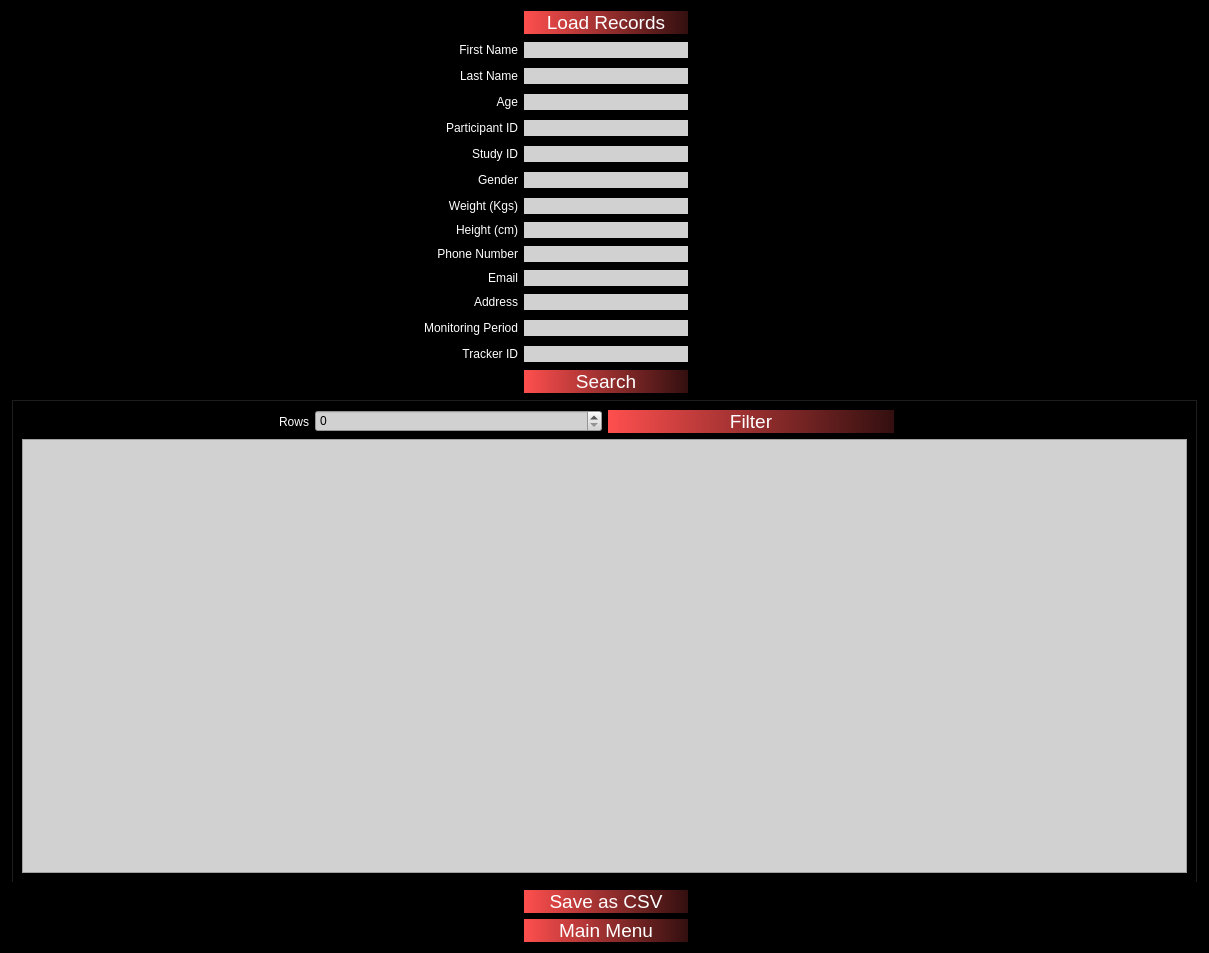
First picture: the form in PyQt/pyqt_ui/bed_view_record.ui, repository zakerl/Capstone_Project, before the edit.
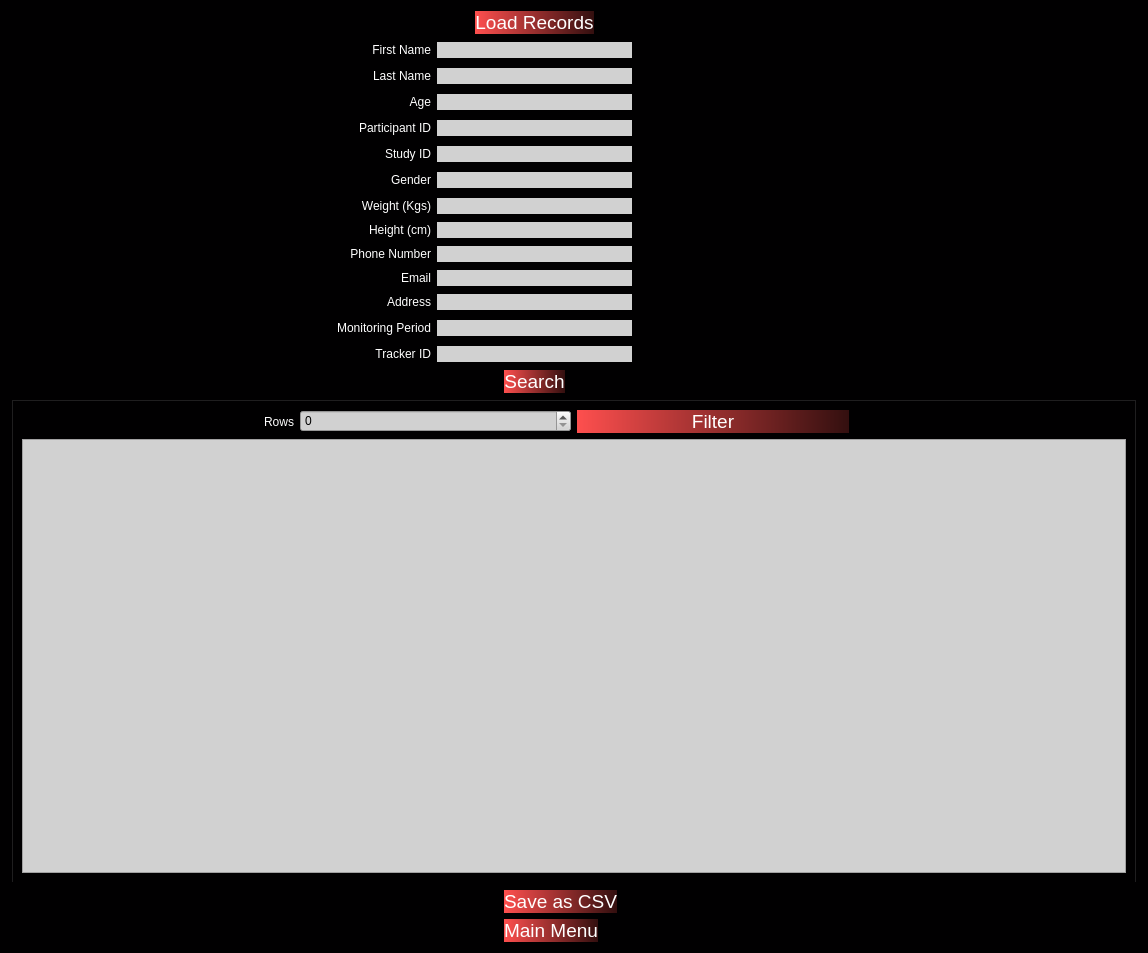
Second picture: the form after the edit.

```diff
--- a/PyQt/pyqt_ui/bed_view_record.ui
+++ b/PyQt/pyqt_ui/bed_view_record.ui
@@ -6,7 +6,7 @@
    <rect>
     <x>0</x>
     <y>0</y>
-    <width>1209</width>
+    <width>1148</width>
     <height>953</height>
    </rect>
   </property>
@@ -31,7 +31,26 @@
     </spacer>
    </item>
    <item row="0" column="3">
+    <spacer name="horizontalSpacer_2">
+     <property name="orientation">
+      <enum>Qt::Horizontal</enum>
+     </property>
+     <property name="sizeHint" stdset="0">
+      <size>
+       <width>38</width>
+       <height>20</height>
+      </size>
+     </property>
+    </spacer>
+   </item>
+   <item row="0" column="4" colspan="3">
     <widget class="QPushButton" name="ButtonOpen">
+     <property name="sizePolicy">
+      <sizepolicy hsizetype="Fixed" vsizetype="Fixed">
+       <horstretch>0</horstretch>
+       <verstretch>0</verstretch>
+      </sizepolicy>
+     </property>
      <property name="styleSheet">
       <string notr="true">font-size: 14pt;background-color: qlineargradient(spread:pad, x1:0, y1:0, x2:1, y2:0, stop:0 rgba(254,79,78,255), stop:1 rgba(51,15,15,255));
 font: 9pt &quot;Microsoft YaHei UI&quot;;
@@ -45,7 +64,20 @@
      </property>
     </widget>
    </item>
-   <item row="0" column="4">
+   <item row="0" column="7">
+    <spacer name="horizontalSpacer_20">
+     <property name="orientation">
+      <enum>Qt::Horizontal</enum>
+     </property>
+     <property name="sizeHint" stdset="0">
+      <size>
+       <width>38</width>
+       <height>20</height>
+      </size>
+     </property>
+    </spacer>
+   </item>
+   <item row="0" column="8">
     <spacer name="horizontalSpacer">
      <property name="orientation">
       <enum>Qt::Horizontal</enum>
@@ -84,7 +116,7 @@
      </property>
     </widget>
    </item>
-   <item row="1" column="3">
+   <item row="1" column="3" colspan="5">
     <widget class="QLineEdit" name="FirstNameLabel">
      <property name="styleSheet">
       <string notr="true">background-color: rgb(209, 209, 209);
@@ -95,7 +127,7 @@
      </property>
     </widget>
    </item>
-   <item row="1" column="6">
+   <item row="1" column="10">
     <spacer name="horizontalSpacer_11">
      <property name="orientation">
       <enum>Qt::Horizontal</enum>
@@ -134,7 +166,7 @@
      </property>
     </widget>
    </item>
-   <item row="2" column="3">
+   <item row="2" column="3" colspan="5">
     <widget class="QLineEdit" name="LastNameLabel">
      <property name="styleSheet">
       <string notr="true">background-color: rgb(209, 209, 209);
@@ -145,7 +177,7 @@
      </property>
     </widget>
    </item>
-   <item row="2" column="6">
+   <item row="2" column="10">
     <spacer name="horizontalSpacer_24">
      <property name="orientation">
       <enum>Qt::Horizontal</enum>
@@ -184,7 +216,7 @@
      </property>
     </widget>
    </item>
-   <item row="3" column="3">
+   <item row="3" column="3" colspan="5">
     <widget class="QLineEdit" name="AgeLabel">
      <property name="styleSheet">
       <string notr="true">background-color: rgb(209, 209, 209);
@@ -195,7 +227,7 @@
      </property>
     </widget>
    </item>
-   <item row="3" column="6">
+   <item row="3" column="10">
     <spacer name="horizontalSpacer_9">
      <property name="orientation">
       <enum>Qt::Horizontal</enum>
@@ -234,7 +266,7 @@
      </property>
     </widget>
    </item>
-   <item row="4" column="3">
+   <item row="4" column="3" colspan="5">
     <widget class="QLineEdit" name="PIDLabel">
      <property name="styleSheet">
       <string notr="true">background-color: rgb(209, 209, 209);
@@ -245,7 +277,7 @@
      </property>
     </widget>
    </item>
-   <item row="4" column="5" colspan="2">
+   <item row="4" column="9" colspan="2">
     <spacer name="horizontalSpacer_8">
      <property name="orientation">
       <enum>Qt::Horizontal</enum>
@@ -284,7 +316,7 @@
      </property>
     </widget>
    </item>
-   <item row="5" column="3">
+   <item row="5" column="3" colspan="5">
     <widget class="QLineEdit" name="StudyIDLabel">
      <property name="styleSheet">
       <string notr="true">background-color: rgb(209, 209, 209);
@@ -295,7 +327,7 @@
      </property>
     </widget>
    </item>
-   <item row="5" column="5">
+   <item row="5" column="9">
     <spacer name="horizontalSpacer_13">
      <property name="orientation">
       <enum>Qt::Horizontal</enum>
@@ -334,7 +366,7 @@
      </property>
     </widget>
    </item>
-   <item row="6" column="3">
+   <item row="6" column="3" colspan="5">
     <widget class="QLineEdit" name="GenderLabel">
      <property name="styleSheet">
       <string notr="true">background-color: rgb(209, 209, 209);
@@ -371,7 +403,7 @@
      </property>
     </widget>
    </item>
-   <item row="7" column="3">
+   <item row="7" column="3" colspan="5">
     <widget class="QLineEdit" name="WeightLabel">
      <property name="styleSheet">
       <string notr="true">background-color: rgb(209, 209, 209);
@@ -382,7 +414,7 @@
      </property>
     </widget>
    </item>
-   <item row="7" column="6">
+   <item row="7" column="10">
     <spacer name="horizontalSpacer_10">
      <property name="orientation">
       <enum>Qt::Horizontal</enum>
@@ -408,7 +440,7 @@
      </property>
     </widget>
    </item>
-   <item row="8" column="3">
+   <item row="8" column="3" colspan="5">
     <widget class="QLineEdit" name="HeightLabel">
      <property name="styleSheet">
       <string notr="true">background-color: rgb(209, 209, 209);
@@ -432,7 +464,7 @@
      </property>
     </widget>
    </item>
-   <item row="9" column="3">
+   <item row="9" column="3" colspan="5">
     <widget class="QLineEdit" name="PhnNumberLabel">
      <property name="styleSheet">
       <string notr="true">background-color: rgb(209, 209, 209);
@@ -443,7 +475,7 @@
      </property>
     </widget>
    </item>
-   <item row="9" column="6">
+   <item row="9" column="10">
     <spacer name="horizontalSpacer_15">
      <property name="orientation">
       <enum>Qt::Horizontal</enum>
@@ -469,7 +501,7 @@
      </property>
     </widget>
    </item>
-   <item row="10" column="3">
+   <item row="10" column="3" colspan="5">
     <widget class="QLineEdit" name="EmailLabel">
      <property name="styleSheet">
       <string notr="true">background-color: rgb(209, 209, 209);
@@ -506,7 +538,7 @@
      </property>
     </widget>
    </item>
-   <item row="11" column="3">
+   <item row="11" column="3" colspan="5">
     <widget class="QLineEdit" name="AddrLabel">
      <property name="styleSheet">
       <string notr="true">background-color: rgb(209, 209, 209);
@@ -517,7 +549,7 @@
      </property>
     </widget>
    </item>
-   <item row="11" column="6">
+   <item row="11" column="10">
     <spacer name="horizontalSpacer_17">
      <property name="orientation">
       <enum>Qt::Horizontal</enum>
@@ -556,7 +588,7 @@
      </property>
     </widget>
    </item>
-   <item row="12" column="3">
+   <item row="12" column="3" colspan="5">
     <widget class="QLineEdit" name="MonitorPeriodLabel">
      <property name="styleSheet">
       <string notr="true">background-color: rgb(209, 209, 209);
@@ -567,7 +599,7 @@
      </property>
     </widget>
    </item>
-   <item row="12" column="6">
+   <item row="12" column="10">
     <spacer name="horizontalSpacer_19">
      <property name="orientation">
       <enum>Qt::Horizontal</enum>
@@ -606,7 +638,7 @@
      </property>
     </widget>
    </item>
-   <item row="13" column="3">
+   <item row="13" column="3" colspan="5">
     <widget class="QLineEdit" name="TrackerLabel">
      <property name="styleSheet">
       <string notr="true">background-color: rgb(209, 209, 209);
@@ -617,7 +649,7 @@
      </property>
     </widget>
    </item>
-   <item row="13" column="5">
+   <item row="13" column="9">
     <spacer name="horizontalSpacer_27">
      <property name="orientation">
       <enum>Qt::Horizontal</enum>
@@ -643,8 +675,27 @@
      </property>
     </spacer>
    </item>
-   <item row="14" column="3">
+   <item row="14" column="3" colspan="2">
+    <spacer name="horizontalSpacer_21">
+     <property name="orientation">
+      <enum>Qt::Horizontal</enum>
+     </property>
+     <property name="sizeHint" stdset="0">
+      <size>
+       <width>59</width>
+       <height>20</height>
+      </size>
+     </property>
+    </spacer>
+   </item>
+   <item row="14" column="5">
     <widget class="QPushButton" name="ButtonSearch">
+     <property name="sizePolicy">
+      <sizepolicy hsizetype="Fixed" vsizetype="Fixed">
+       <horstretch>0</horstretch>
+       <verstretch>0</verstretch>
+      </sizepolicy>
+     </property>
      <property name="styleSheet">
       <string notr="true">font-size: 14pt;background-color: qlineargradient(spread:pad, x1:0, y1:0, x2:1, y2:0, stop:0 rgba(254,79,78,255), stop:1 rgba(51,15,15,255));
 font: 9pt &quot;Microsoft YaHei UI&quot;;
@@ -658,7 +709,20 @@
      </property>
     </widget>
    </item>
-   <item row="14" column="5">
+   <item row="14" column="6" colspan="2">
+    <spacer name="horizontalSpacer_22">
+     <property name="orientation">
+      <enum>Qt::Horizontal</enum>
+     </property>
+     <property name="sizeHint" stdset="0">
+      <size>
+       <width>59</width>
+       <height>20</height>
+      </size>
+     </property>
+    </spacer>
+   </item>
+   <item row="14" column="9">
     <spacer name="horizontalSpacer_29">
      <property name="orientation">
       <enum>Qt::Horizontal</enum>
@@ -671,7 +735,7 @@
      </property>
     </spacer>
    </item>
-   <item row="15" column="0" colspan="7">
+   <item row="15" column="0" colspan="11">
     <widget class="QTabWidget" name="tabWidget">
      <property name="font">
       <font>
@@ -753,7 +817,7 @@
      </widget>
     </widget>
    </item>
-   <item row="16" column="2">
+   <item row="16" column="0" colspan="3">
     <spacer name="horizontalSpacer_30">
      <property name="orientation">
       <enum>Qt::Horizontal</enum>
@@ -766,8 +830,14 @@
      </property>
     </spacer>
    </item>
-   <item row="16" column="3">
+   <item row="16" column="5" colspan="3">
     <widget class="QPushButton" name="SaveAsCsv">
+     <property name="sizePolicy">
+      <sizepolicy hsizetype="Fixed" vsizetype="Fixed">
+       <horstretch>0</horstretch>
+       <verstretch>0</verstretch>
+      </sizepolicy>
+     </property>
      <property name="styleSheet">
       <string notr="true">font-size: 14pt;background-color: qlineargradient(spread:pad, x1:0, y1:0, x2:1, y2:0, stop:0 rgba(254,79,78,255), stop:1 rgba(51,15,15,255));
 font: 9pt &quot;Microsoft YaHei UI&quot;;
@@ -781,7 +851,20 @@
      </property>
     </widget>
    </item>
-   <item row="17" column="2">
+   <item row="16" column="8" colspan="3">
+    <spacer name="horizontalSpacer_31">
+     <property name="orientation">
+      <enum>Qt::Horizontal</enum>
+     </property>
+     <property name="sizeHint" stdset="0">
+      <size>
+       <width>518</width>
+       <height>20</height>
+      </size>
+     </property>
+    </spacer>
+   </item>
+   <item row="17" column="0" colspan="3">
     <spacer name="horizontalSpacer_23">
      <property name="orientation">
       <enum>Qt::Horizontal</enum>
@@ -794,8 +877,14 @@
      </property>
     </spacer>
    </item>
-   <item row="17" column="3">
+   <item row="17" column="5" colspan="3">
     <widget class="QPushButton" name="MainMenu">
+     <property name="sizePolicy">
+      <sizepolicy hsizetype="Fixed" vsizetype="Fixed">
+       <horstretch>0</horstretch>
+       <verstretch>0</verstretch>
+      </sizepolicy>
+     </property>
      <property name="styleSheet">
       <string notr="true">font-size: 14pt;background-color: qlineargradient(spread:pad, x1:0, y1:0, x2:1, y2:0, stop:0 rgba(254,79,78,255), stop:1 rgba(51,15,15,255));
 font: 9pt &quot;Microsoft YaHei UI&quot;;
@@ -809,6 +898,19 @@
      </property>
     </widget>
    </item>
+   <item row="17" column="8" colspan="3">
+    <spacer name="horizontalSpacer_32">
+     <property name="orientation">
+      <enum>Qt::Horizontal</enum>
+     </property>
+     <property name="sizeHint" stdset="0">
+      <size>
+       <width>518</width>
+       <height>20</height>
+      </size>
+     </property>
+    </spacer>
+   </item>
   </layout>
  </widget>
  <resources/>
```
